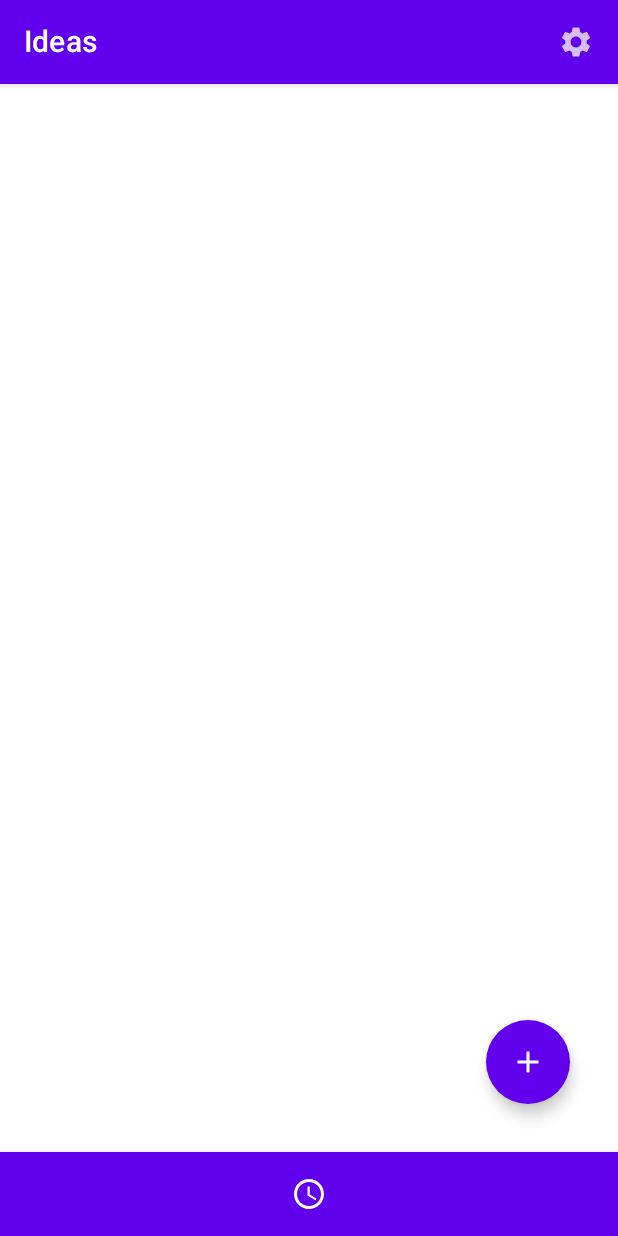
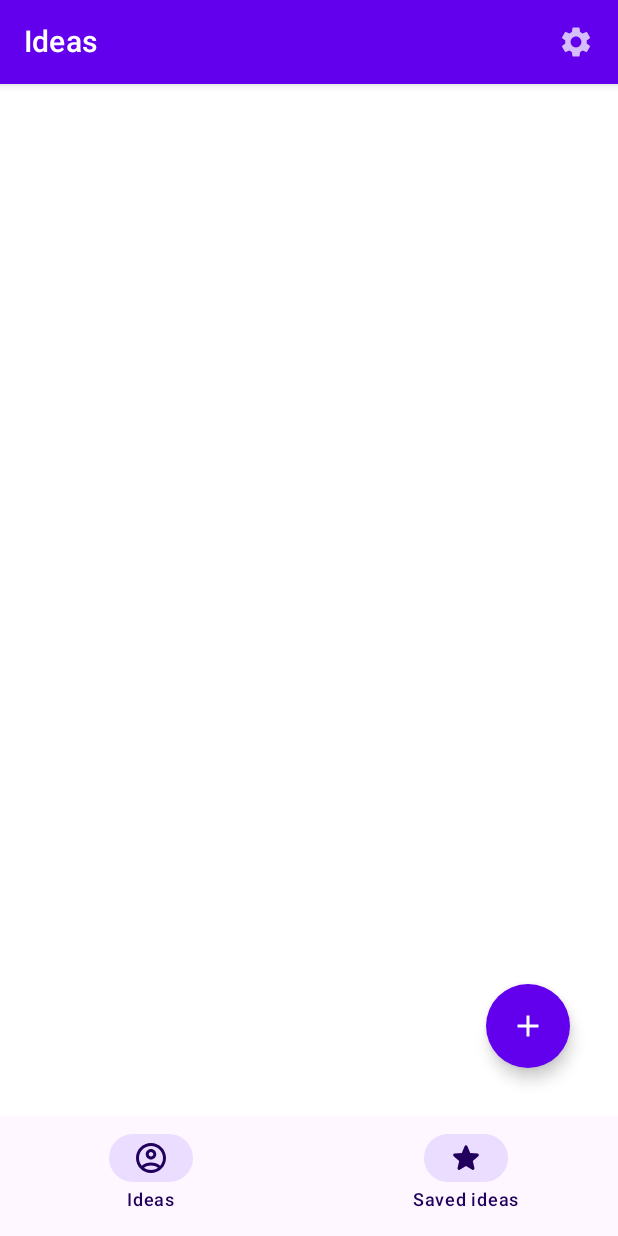
Before and after one commit to nimaiwalsh/fruitful-app, an Android app built with Jetpack Compose: the DailyIdeasScreen screen opened through its navigation route, on a phone screen of 412 x 824 dp. Run offline under Robolectric (Android 15) with nearby library versions, the phone set to English and light mode, and no system bars; our stand-ins replace Dagger/Hilt's generated code, Firebase (no records; nobody signed in at launch, a user with empty details on screens opened directly).

Commit message:
material3 bottom nav

```diff
--- a/app/src/main/java/com/nims/fruitful/MainApp.kt
+++ b/app/src/main/java/com/nims/fruitful/MainApp.kt
@@ -1,8 +1,22 @@
 package com.nims.fruitful
 
 import android.content.res.Resources
+import androidx.compose.foundation.layout.WindowInsets
+import androidx.compose.foundation.layout.WindowInsetsSides
+import androidx.compose.foundation.layout.only
 import androidx.compose.foundation.layout.padding
-import androidx.compose.material.*
+import androidx.compose.foundation.layout.safeDrawing
+import androidx.compose.foundation.layout.windowInsetsPadding
+import androidx.compose.material.ExperimentalMaterialApi
+import androidx.compose.material.MaterialTheme
+import androidx.compose.material.Scaffold
+import androidx.compose.material.ScaffoldState
+import androidx.compose.material.Snackbar
+import androidx.compose.material.SnackbarHost
+import androidx.compose.material.Surface
+import androidx.compose.material.rememberScaffoldState
+import androidx.compose.material3.Icon
+import androidx.compose.material3.Text
 import androidx.compose.runtime.Composable
 import androidx.compose.runtime.ReadOnlyComposable
 import androidx.compose.runtime.remember
@@ -10,16 +24,24 @@ import androidx.compose.runtime.rememberCoroutineScope
 import androidx.compose.ui.Modifier
 import androidx.compose.ui.platform.LocalConfiguration
 import androidx.compose.ui.platform.LocalContext
+import androidx.compose.ui.res.painterResource
+import androidx.compose.ui.res.stringResource
 import androidx.compose.ui.unit.dp
+import androidx.navigation.NavDestination
+import androidx.navigation.NavDestination.Companion.hierarchy
 import androidx.navigation.NavHostController
 import androidx.navigation.compose.NavHost
 import androidx.navigation.compose.rememberNavController
-import com.nims.fruitful.ui.common.composable.BottomNavigationBar
+import com.nims.fruitful.ui.common.composable.FruitfulNavigationBar
+import com.nims.fruitful.ui.common.composable.FruitfulNavigationBarItem
+import com.nims.fruitful.ui.common.icon.Icon
 import com.nims.fruitful.ui.common.snackbar.SnackbarManager
 import com.nims.fruitful.ui.navigation.SPLASH_SCREEN
-import com.nims.fruitful.ui.navigation.fruitfulGraph
+import com.nims.fruitful.ui.navigation.TopLevelDestination
+import com.nims.fruitful.ui.navigation.ideasGraph
 import com.nims.fruitful.ui.theme.FruitfulTheme
 import kotlinx.coroutines.CoroutineScope
+import androidx.compose.material3.MaterialTheme as MaterialTheme3
 
 @Composable
 @ExperimentalMaterialApi
@@ -41,14 +63,17 @@ fun MainApp() {
                 },
                 scaffoldState = appState.scaffoldState,
                 bottomBar = {
-                    BottomNavigationBar() {}
+                    BottomBar(
+                        destinations = appState.topLevelDestinations,
+                        onNavigateToDestination = {},
+                        currentDestination = null)
                 }
             ) { innerPaddingModifier ->
                 NavHost(
                     navController = appState.navController,
                     startDestination = SPLASH_SCREEN,
                     modifier = Modifier.padding(innerPaddingModifier)
-                ) { fruitfulGraph(appState) }
+                ) { ideasGraph(appState) }
             }
         }
     }
@@ -71,3 +96,49 @@ fun resources(): Resources {
     LocalConfiguration.current
     return LocalContext.current.resources
 }
+
+@Composable
+private fun BottomBar(
+    destinations: List<TopLevelDestination>,
+    onNavigateToDestination: () -> Unit,
+    currentDestination: NavDestination?
+) {
+    // Wrap the navigation bar in a surface so the color behind the system
+    // navigation is equal to the container color of the navigation bar.
+    Surface(color = MaterialTheme3.colorScheme.surface) {
+        FruitfulNavigationBar(
+            modifier = Modifier.windowInsetsPadding(
+                WindowInsets.safeDrawing.only(
+                    WindowInsetsSides.Horizontal + WindowInsetsSides.Bottom
+                )
+            )
+        ) {
+            destinations.forEach { destination ->
+                val selected =
+                    currentDestination?.hierarchy?.any { it.route == destination.route } == true
+                FruitfulNavigationBarItem(
+                    selected = true,
+                    onClick = { },
+                    icon = {
+                        val icon = if (selected) {
+                            destination.selectedIcon
+                        } else {
+                            destination.unselectedIcon
+                        }
+                        when (icon) {
+                            is Icon.ImageVectorIcon -> Icon(
+                                imageVector = icon.imageVector,
+                                contentDescription = null
+                            )
+                            is Icon.DrawableResourceIcon -> Icon(
+                                painter = painterResource(id = icon.id),
+                                contentDescription = null
+                            )
+                        }
+                    },
+                    label = { Text(stringResource(destination.iconTextId)) },
+                )
+            }
+        }
+    }
+}
--- a/app/src/main/java/com/nims/fruitful/MainAppState.kt
+++ b/app/src/main/java/com/nims/fruitful/MainAppState.kt
@@ -3,11 +3,18 @@ package com.nims.fruitful
 import android.content.res.Resources
 import androidx.compose.material.ScaffoldState
 import androidx.compose.runtime.Stable
+import androidx.navigation.NavGraph.Companion.findStartDestination
 import androidx.navigation.NavHostController
+import com.nims.fruitful.ui.common.icon.FruitfulIcons
+import com.nims.fruitful.ui.common.icon.Icon.ImageVectorIcon
 import com.nims.fruitful.ui.common.snackbar.SnackbarManager
 import com.nims.fruitful.ui.common.snackbar.SnackbarMessage.Companion.toMessage
+import com.nims.fruitful.ui.navigation.FruitfulNavigationDestination
+import com.nims.fruitful.ui.navigation.IdeasDestination
+import com.nims.fruitful.ui.navigation.SavedIdeasDestination
+import com.nims.fruitful.ui.navigation.TopLevelDestination
+import com.nims.fruitful.ui.screens.saved_ideas.SavedIdeasScreen
 import kotlinx.coroutines.CoroutineScope
-import kotlinx.coroutines.flow.collect
 import kotlinx.coroutines.flow.filterNotNull
 import kotlinx.coroutines.launch
 
@@ -27,6 +34,26 @@ class MainAppState(
             }
         }
     }
+
+    /**
+     * Top level destinations to be used in the BottomBar and NavRail
+     */
+    val topLevelDestinations: List<TopLevelDestination> = listOf(
+        TopLevelDestination(
+            route = IdeasDestination.route,
+            destination = IdeasDestination.destination,
+            selectedIcon = ImageVectorIcon(FruitfulIcons.AccountCircle),
+            unselectedIcon = ImageVectorIcon(FruitfulIcons.AccountCircle),
+            iconTextId = R.string.ideas
+        ),
+        TopLevelDestination(
+            route = SavedIdeasDestination.route,
+            destination = SavedIdeasDestination.destination,
+            selectedIcon = ImageVectorIcon(FruitfulIcons.Star),
+            unselectedIcon = ImageVectorIcon(FruitfulIcons.Star),
+            iconTextId = R.string.saved_ideas
+        ),
+    )
 
     fun popUp() {
         navController.popBackStack()
@@ -51,4 +78,37 @@ class MainAppState(
             popUpTo(0) { inclusive = true }
         }
     }
+
+    /**
+     * UI logic for navigating to a particular destination in the app. The NavigationOptions to
+     * navigate with are based on the type of destination, which could be a top level destination or
+     * just a regular destination.
+     *
+     * Top level destinations have only one copy of the destination of the back stack, and save and
+     * restore state whenever you navigate to and from it.
+     * Regular destinations can have multiple copies in the back stack and state isn't saved nor
+     * restored.
+     *
+     * @param destination: The [NiaNavigationDestination] the app needs to navigate to.
+     * @param route: Optional route to navigate to in case the destination contains arguments.
+     */
+    fun navigate(destination: FruitfulNavigationDestination, route: String? = null) {
+        if (destination is TopLevelDestination) {
+            navController.navigate(route ?: destination.route) {
+                // Pop up to the start destination of the graph to
+                // avoid building up a large stack of destinations
+                // on the back stack as users select items
+                popUpTo(navController.graph.findStartDestination().id) {
+                    saveState = true
+                }
+                // Avoid multiple copies of the same destination when
+                // reselecting the same item
+                launchSingleTop = true
+                // Restore state when reselecting a previously selected item
+                restoreState = true
+            }
+        } else {
+            navController.navigate(route ?: destination.route)
+        }
+    }
 }
--- a/app/src/main/java/com/nims/fruitful/ui/common/composable/BottomNavBar.kt
+++ /dev/null
@@ -1,42 +0,0 @@
-package com.nims.fruitful.ui.common.composable
-
-import androidx.compose.foundation.layout.RowScope
-import androidx.compose.material.BottomNavigation
-import androidx.compose.material.BottomNavigationItem
-import androidx.compose.material.Icon
-import androidx.compose.material.icons.materialIcon
-import androidx.compose.runtime.Composable
-import androidx.compose.ui.Modifier
-import androidx.compose.ui.res.painterResource
-import androidx.compose.ui.unit.dp
-import com.nims.fruitful.R
-
-/**
- * Now in Android navigation bar with content slot. Wraps Material 3 [NavigationBar].
- *
- * @param modifier Modifier to be applied to the navigation bar.
- * @param content Destinations inside the navigation bar. This should contain multiple
- * [NavigationBarItem]s.
- */
-@Composable
-fun BottomNavigationBar(
-    modifier: Modifier = Modifier,
-    content: @Composable RowScope.() -> Unit
-) {
-    BottomNavigation {
-        BottomNavigationItem(
-            selected = true,
-            onClick = { },
-            icon = { Icon(painter = painterResource(id = R.drawable.ic_clock), contentDescription = "") }
-        )
-    }
-
-// material 3
-//    NavigationBar(
-//        modifier = modifier,
-//        containerColor = NiaNavigationDefaults.NavigationContainerColor,
-//        contentColor = NiaNavigationDefaults.navigationContentColor(),
-//        tonalElevation = 0.dp,
-//        content = content
-//    )
-}
--- /dev/null
+++ b/app/src/main/java/com/nims/fruitful/ui/common/composable/Navigation.kt
@@ -0,0 +1,91 @@
+package com.nims.fruitful.ui.common.composable
+
+import androidx.compose.foundation.layout.RowScope
+import androidx.compose.material3.MaterialTheme
+import androidx.compose.material3.NavigationBar
+import androidx.compose.material3.NavigationBarItem
+import androidx.compose.material3.NavigationBarItemDefaults
+import androidx.compose.runtime.Composable
+import androidx.compose.ui.Modifier
+import androidx.compose.ui.graphics.Color
+import androidx.compose.ui.unit.dp
+
+/**
+ * Now in Android navigation bar with content slot. Wraps Material 3 [FruitfulNavigationBar].
+ *
+ * @param modifier Modifier to be applied to the navigation bar.
+ * @param content Destinations inside the navigation bar. This should contain multiple
+ * [NavigationBarItem]s.
+ */
+
+@Composable
+fun FruitfulNavigationBar(
+    modifier: Modifier = Modifier,
+    content: @Composable RowScope.() -> Unit
+) {
+    NavigationBar(
+        modifier = modifier,
+        containerColor = FruitfulNavigationDefaults.NavigationContainerColor,
+        contentColor = FruitfulNavigationDefaults.navigationContentColor(),
+        tonalElevation = 0.dp,
+        content = content
+    )
+}
+
+/**
+ * Navigation bar item with icon and label content slots. Wraps Material 3
+ * [NavigationBarItem].
+ *
+ * @param selected Whether this item is selected.
+ * @param onClick The callback to be invoked when this item is selected.
+ * @param icon The item icon content.
+ * @param modifier Modifier to be applied to this item.
+ * @param selectedIcon The item icon content when selected.
+ * @param enabled controls the enabled state of this item. When `false`, this item will not be
+ * clickable and will appear disabled to accessibility services.
+ * @param label The item text label content.
+ * @param alwaysShowLabel Whether to always show the label for this item. If false, the label will
+ * only be shown when this item is selected.
+ */
+@Composable
+fun RowScope.FruitfulNavigationBarItem(
+    selected: Boolean,
+    onClick: () -> Unit,
+    icon: @Composable () -> Unit,
+    modifier: Modifier = Modifier,
+    selectedIcon: @Composable () -> Unit = icon,
+    enabled: Boolean = true,
+    label: @Composable (() -> Unit)? = null,
+    alwaysShowLabel: Boolean = true
+) {
+    NavigationBarItem(
+        selected = selected,
+        onClick = onClick,
+        icon = if (selected) selectedIcon else icon,
+        modifier = modifier,
+        enabled = enabled,
+        label = label,
+        alwaysShowLabel = alwaysShowLabel,
+        colors = NavigationBarItemDefaults.colors(
+            selectedIconColor = FruitfulNavigationDefaults.navigationSelectedItemColor(),
+            unselectedIconColor = FruitfulNavigationDefaults.navigationContentColor(),
+            selectedTextColor = FruitfulNavigationDefaults.navigationSelectedItemColor(),
+            unselectedTextColor = FruitfulNavigationDefaults.navigationContentColor(),
+            indicatorColor = FruitfulNavigationDefaults.navigationIndicatorColor()
+        )
+    )
+}
+
+
+/**
+ * navigation default values.
+ */
+object FruitfulNavigationDefaults {
+    val NavigationContainerColor = Color.Transparent
+    @Composable
+    fun navigationContentColor() = MaterialTheme.colorScheme.onSurfaceVariant
+    @Composable
+    fun navigationSelectedItemColor() = MaterialTheme.colorScheme.onPrimaryContainer
+    @Composable
+    fun navigationIndicatorColor() = MaterialTheme.colorScheme.primaryContainer
+}
--- /dev/null
+++ b/app/src/main/java/com/nims/fruitful/ui/navigation/FruitfulNavigationDestination.kt
@@ -0,0 +1,22 @@
+package com.nims.fruitful.ui.navigation
+
+/**
+ * Interface for describing the navigation destinations
+ */
+
+interface FruitfulNavigationDestination {
+    /**
+     * Defines a specific route this destination belongs to.
+     * Route is a String that defines the path to your composable.
+     * You can think of it as an implicit deep link that leads to a specific destination.
+     * Each destination should have a unique route.
+     */
+    val route: String
+
+    /**
+     * Defines a specific destination ID.
+     * This is needed when using nested graphs via the navigation DLS, to differentiate a specific
+     * destination's route from the route of the entire nested graph it belongs to.
+     */
+    val destination: String
+}
--- a/app/src/main/java/com/nims/fruitful/ui/navigation/MainNavGraph.kt
+++ b/app/src/main/java/com/nims/fruitful/ui/navigation/IdeasNavGraph.kt
@@ -10,8 +10,14 @@ import com.nims.fruitful.ui.screens.edit_idea.EditIdeaScreen
 import com.nims.fruitful.ui.screens.login.LoginScreen
 import com.nims.fruitful.ui.screens.splash.SplashScreen
 
+object IdeasDestination : FruitfulNavigationDestination {
+    override val route = "ideas_route"
+    override val destination = "ideas_destination"
+}
+
+
 @ExperimentalMaterialApi
-fun NavGraphBuilder.fruitfulGraph(appState: MainAppState) {
+fun NavGraphBuilder.ideasGraph(appState: MainAppState) {
     composable(SPLASH_SCREEN) {
         SplashScreen(openAndPopUp = { route, popUp -> appState.navigateAndPopUp(route, popUp) })
     }
--- a/app/src/main/java/com/nims/fruitful/ui/navigation/Routes.kt
+++ b/app/src/main/java/com/nims/fruitful/ui/navigation/Routes.kt
@@ -6,6 +6,8 @@ const val LOGIN_SCREEN = "LoginScreen"
 const val SIGN_UP_SCREEN = "SignUpScreen"
 const val DAILY_IDEAS_SCREEN = "DailyIdeasScreen"
 const val EDIT_IDEA_SCREEN = "EditIdeaScreen"
+const val SAVED_IDEAS_SCREEN = "SavedIdeasScreen"
+
 
 const val IDEA_ID = "ideaId"
 const val IDEA_DEFAULT_ID = "-1"
--- /dev/null
+++ b/app/src/main/java/com/nims/fruitful/ui/navigation/SavedIdeasNavGraph.kt
@@ -0,0 +1,19 @@
+package com.nims.fruitful.ui.navigation
+
+import androidx.compose.material.ExperimentalMaterialApi
+import androidx.navigation.NavGraphBuilder
+import androidx.navigation.compose.composable
+import com.nims.fruitful.ui.screens.saved_ideas.SavedIdeasScreen
+
+object SavedIdeasDestination : FruitfulNavigationDestination {
+    override val route = "saved_ideas_route"
+    override val destination = "saved_ideas_destination"
+}
+
+
+@OptIn(ExperimentalMaterialApi::class)
+fun NavGraphBuilder.savedIdeasGraph() {
+    composable(SAVED_IDEAS_SCREEN) {
+        SavedIdeasScreen()
+    }
+}
--- /dev/null
+++ b/app/src/main/java/com/nims/fruitful/ui/navigation/TopLevelDestination.kt
@@ -0,0 +1,16 @@
+package com.nims.fruitful.ui.navigation
+
+import com.nims.fruitful.ui.common.icon.Icon
+
+/**
+ * Type for the top level destinations in the application. Each of these destinations
+ * can contain one or more screens (based on the window size). Navigation from one screen to the
+ * next within a single destination will be handled directly in composables.
+ */
+data class TopLevelDestination(
+    override val route: String,
+    override val destination: String,
+    val selectedIcon: Icon,
+    val unselectedIcon: Icon,
+    val iconTextId: Int
+) : FruitfulNavigationDestination
--- a/app/src/main/res/values/strings.xml
+++ b/app/src/main/res/values/strings.xml
@@ -28,4 +28,8 @@
     <string name="flag">Flag</string>
     <string name="priority">Priority</string>
 
+    <!-- Saved Ideas Screen -->
+    <string name="saved_ideas">Saved ideas</string>
+
+
 </resources>
```
Also changed, not shown: app/src/main/java/com/nims/fruitful/ui/common/icon/FruitfulIcons.kt (added, +60 -0 lines), app/src/main/java/com/nims/fruitful/ui/navigation/FruitfulNavHost.kt (added, +26 -0 lines), app/src/main/java/com/nims/fruitful/ui/screens/saved_ideas/SavedIdeasScreen.kt (added, +12 -0 lines).
